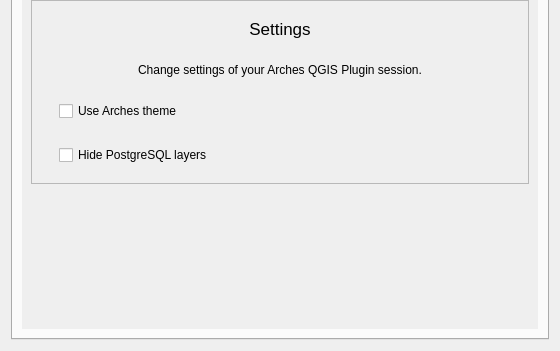
Old version of the form arches_project/ui/arches_project_dialog_base.ui in the repository archesproject/arches-qgis; both pictures show x 0 to 560 and y 349 to 700 of the 560 by 700 pixel window.
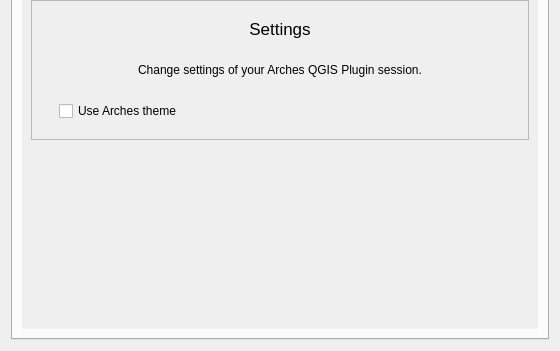
New version of the form. The open tabs and pages were chosen to show the change. Icons and pictures are not drawn. Custom widgets are drawn as their Qt base class.

Commit message:
Remove psql layers button from settings and any remaining traces of arches_api.layers  (#149)
* Remove psql layer setting and remaining traces of layers

* Remove arches_api.layers

```diff
--- a/arches_project/ui/arches_project_dialog_base.ui
+++ b/arches_project/ui/arches_project_dialog_base.ui
@@ -1669,25 +1669,6 @@
                 </layout>
                </widget>
               </item>
-              <item>
-               <widget class="QFrame" name="hidePsqlLayersFrame">
-                <property name="frameShape">
-                 <enum>QFrame::NoFrame</enum>
-                </property>
-                <property name="frameShadow">
-                 <enum>QFrame::Plain</enum>
-                </property>
-                <layout class="QVBoxLayout" name="verticalLayout_21">
-                 <item>
-                  <widget class="QCheckBox" name="hidePostgresLayers">
-                   <property name="text">
-                    <string>Hide PostgreSQL layers</string>
-                   </property>
-                  </widget>
-                 </item>
-                </layout>
-               </widget>
-              </item>
              </layout>
             </widget>
            </item>
```
Left out of the diff: 12 changed lines with no effect on the pictures. The commit also changes 6 other files.
